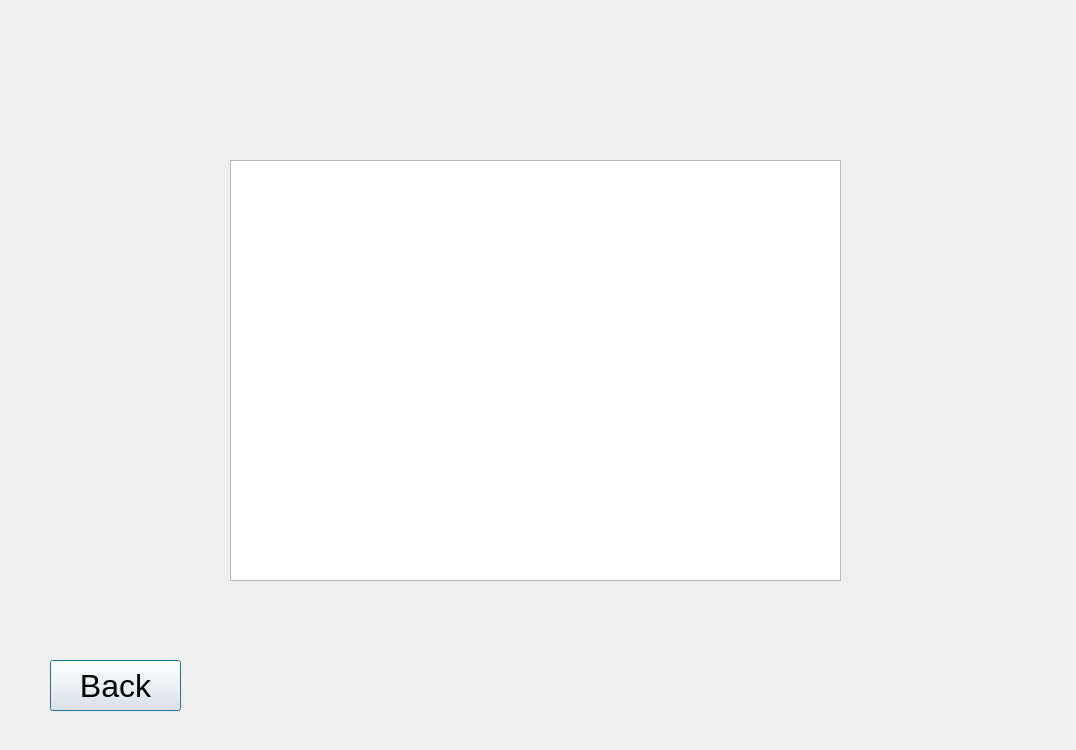
25kmo-project/group_15, file bank-automat/receipt.ui: the form before one commit.
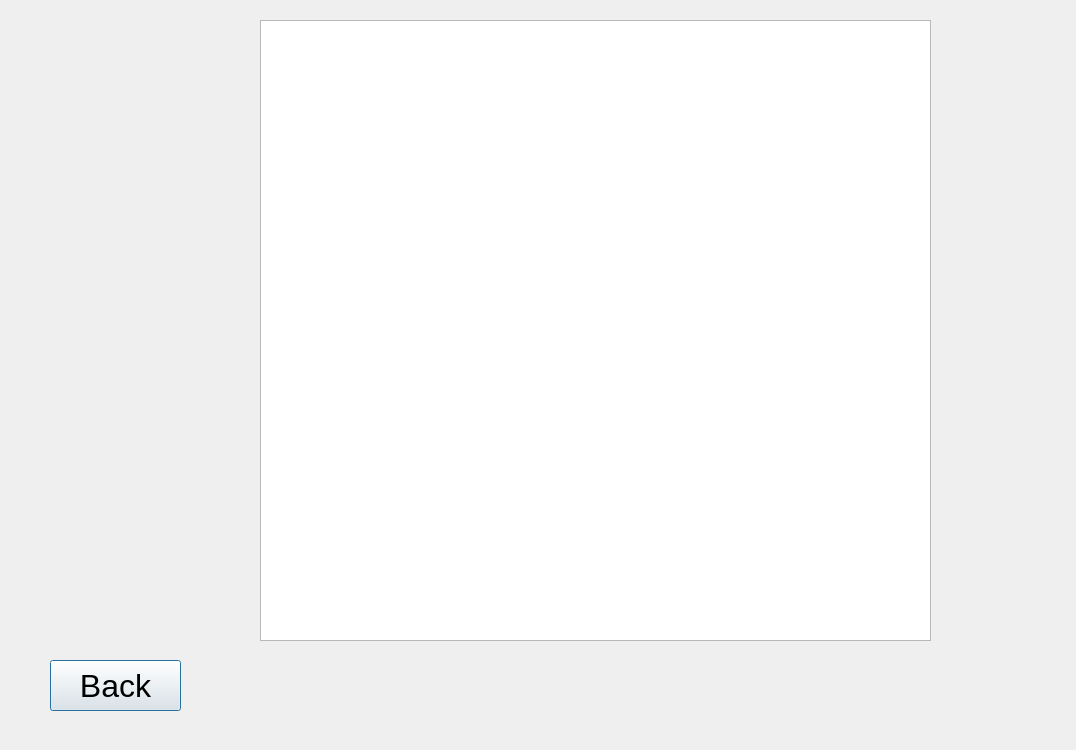
The form after the commit.

Commit message: poster added, fixed issue that crashed the app, changed frontend receipt

Diff of the .ui file:
```diff
--- a/bank-automat/receipt.ui
+++ b/bank-automat/receipt.ui
@@ -59,10 +59,10 @@
   <widget class="QTextBrowser" name="txtReceipt">
    <property name="geometry">
     <rect>
-     <x>230</x>
-     <y>160</y>
-     <width>611</width>
-     <height>421</height>
+     <x>260</x>
+     <y>20</y>
+     <width>671</width>
+     <height>621</height>
     </rect>
    </property>
   </widget>
```
The commit also changes 18 other files.
